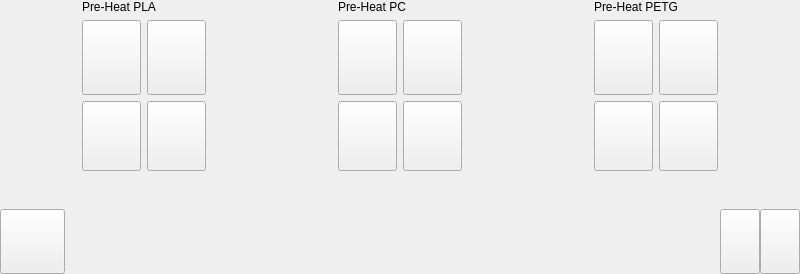
Qt form ClientApp/qt/notactiveprintwidget.ui (re3Dprinting/touchscreen) before a commit.
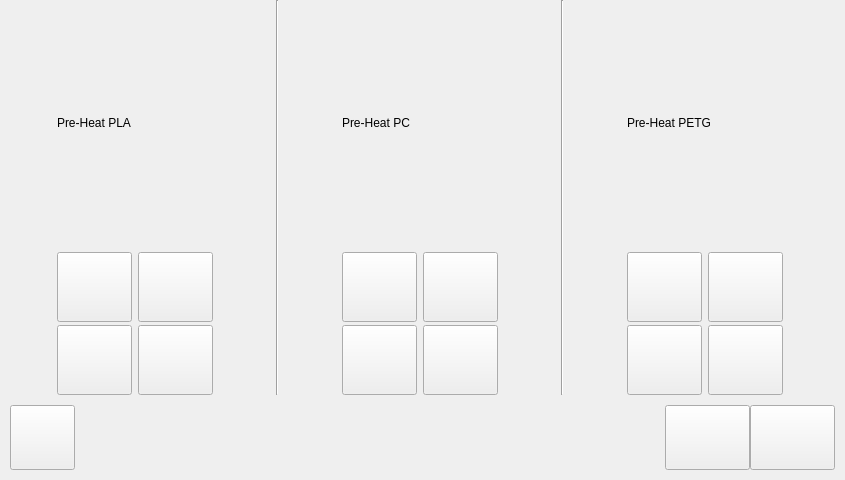
The same form after that commit. Icons and pictures are not drawn.

```diff
--- a/ClientApp/qt/notactiveprintwidget.ui
+++ b/ClientApp/qt/notactiveprintwidget.ui
@@ -7,7 +7,7 @@
     <x>0</x>
     <y>0</y>
     <width>800</width>
-    <height>274</height>
+    <height>480</height>
    </rect>
   </property>
   <property name="maximumSize">
@@ -37,6 +37,12 @@
    </property>
    <item>
     <layout class="QHBoxLayout" name="horizontalLayout_2">
+     <property name="leftMargin">
+      <number>10</number>
+     </property>
+     <property name="rightMargin">
+      <number>10</number>
+     </property>
      <item>
       <layout class="QVBoxLayout" name="verticalLayout">
        <property name="spacing">
@@ -45,7 +51,7 @@
        <item>
         <widget class="QLabel" name="PreheatPLA">
          <property name="sizePolicy">
-          <sizepolicy hsizetype="Minimum" vsizetype="Maximum">
+          <sizepolicy hsizetype="Minimum" vsizetype="Preferred">
            <horstretch>0</horstretch>
            <verstretch>0</verstretch>
           </sizepolicy>
@@ -60,9 +66,12 @@
        </item>
        <item>
         <layout class="QGridLayout" name="gridLayout">
-         <property name="spacing">
+         <property name="horizontalSpacing">
           <number>6</number>
          </property>
+         <property name="verticalSpacing">
+          <number>3</number>
+         </property>
          <item row="0" column="1">
           <widget class="QPushButton" name="w_pushbutton_m0_extruder1">
            <property name="sizePolicy">
@@ -73,8 +82,8 @@
            </property>
            <property name="minimumSize">
             <size>
-             <width>0</width>
-             <height>75</height>
+             <width>75</width>
+             <height>70</height>
             </size>
            </property>
            <property name="maximumSize">
@@ -116,7 +125,7 @@
            </property>
            <property name="minimumSize">
             <size>
-             <width>0</width>
+             <width>75</width>
              <height>70</height>
             </size>
            </property>
@@ -159,7 +168,7 @@
            </property>
            <property name="minimumSize">
             <size>
-             <width>0</width>
+             <width>75</width>
              <height>70</height>
             </size>
            </property>
@@ -202,8 +211,8 @@
            </property>
            <property name="minimumSize">
             <size>
-             <width>0</width>
-             <height>75</height>
+             <width>75</width>
+             <height>70</height>
             </size>
            </property>
            <property name="maximumSize">
@@ -240,20 +249,23 @@
       </layout>
      </item>
      <item>
-      <spacer name="horizontalSpacer_2">
-       <property name="orientation">
-        <enum>Qt::Horizontal</enum>
+      <widget class="Line" name="line">
+       <property name="sizePolicy">
+        <sizepolicy hsizetype="Maximum" vsizetype="Expanding">
+         <horstretch>0</horstretch>
+         <verstretch>0</verstretch>
+        </sizepolicy>
        </property>
-       <property name="sizeType">
-        <enum>QSizePolicy::Maximum</enum>
-       </property>
-       <property name="sizeHint" stdset="0">
+       <property name="minimumSize">
         <size>
-         <width>50</width>
-         <height>20</height>
+         <width>35</width>
+         <height>0</height>
         </size>
        </property>
-      </spacer>
+       <property name="orientation">
+        <enum>Qt::Vertical</enum>
+       </property>
+      </widget>
      </item>
      <item>
       <layout class="QVBoxLayout" name="verticalLayout_2">
@@ -263,7 +275,7 @@
        <item>
         <widget class="QLabel" name="PreheatPC">
          <property name="sizePolicy">
-          <sizepolicy hsizetype="Minimum" vsizetype="Maximum">
+          <sizepolicy hsizetype="Minimum" vsizetype="Preferred">
            <horstretch>0</horstretch>
            <verstretch>0</verstretch>
           </sizepolicy>
@@ -275,9 +287,12 @@
        </item>
        <item>
         <layout class="QGridLayout" name="gridLayout_2">
-         <property name="spacing">
+         <property name="horizontalSpacing">
           <number>6</number>
          </property>
+         <property name="verticalSpacing">
+          <number>3</number>
+         </property>
          <item row="0" column="0">
           <widget class="QPushButton" name="w_pushbutton_m1_extruder0">
            <property name="sizePolicy">
@@ -288,8 +303,8 @@
            </property>
            <property name="minimumSize">
             <size>
-             <width>0</width>
-             <height>75</height>
+             <width>75</width>
+             <height>70</height>
             </size>
            </property>
            <property name="maximumSize">
@@ -331,8 +346,8 @@
            </property>
            <property name="minimumSize">
             <size>
-             <width>0</width>
-             <height>75</height>
+             <width>75</width>
+             <height>70</height>
             </size>
            </property>
            <property name="maximumSize">
@@ -374,7 +389,7 @@
            </property>
            <property name="minimumSize">
             <size>
-             <width>0</width>
+             <width>75</width>
              <height>70</height>
             </size>
            </property>
@@ -417,7 +432,7 @@
            </property>
            <property name="minimumSize">
             <size>
-             <width>0</width>
+             <width>75</width>
              <height>70</height>
             </size>
            </property>
@@ -455,20 +470,23 @@
       </layout>
      </item>
      <item>
-      <spacer name="horizontalSpacer_3">
-       <property name="orientation">
-        <enum>Qt::Horizontal</enum>
+      <widget class="Line" name="line_2">
+       <property name="sizePolicy">
+        <sizepolicy hsizetype="Fixed" vsizetype="Expanding">
+         <horstretch>0</horstretch>
+         <verstretch>0</verstretch>
+        </sizepolicy>
        </property>
-       <property name="sizeType">
-        <enum>QSizePolicy::Maximum</enum>
-       </property>
-       <property name="sizeHint" stdset="0">
+       <property name="minimumSize">
         <size>
-         <width>50</width>
-         <height>20</height>
+         <width>35</width>
+         <height>0</height>
         </size>
        </property>
-      </spacer>
+       <property name="orientation">
+        <enum>Qt::Vertical</enum>
+       </property>
+      </widget>
      </item>
      <item>
       <layout class="QVBoxLayout" name="verticalLayout_3">
@@ -478,7 +496,7 @@
        <item>
         <widget class="QLabel" name="PreheatPETG">
          <property name="sizePolicy">
-          <sizepolicy hsizetype="Minimum" vsizetype="Maximum">
+          <sizepolicy hsizetype="Minimum" vsizetype="Preferred">
            <horstretch>0</horstretch>
            <verstretch>0</verstretch>
           </sizepolicy>
@@ -493,9 +511,12 @@
        </item>
        <item>
         <layout class="QGridLayout" name="gridLayout_3">
-         <property name="spacing">
+         <property name="horizontalSpacing">
           <number>6</number>
          </property>
+         <property name="verticalSpacing">
+          <number>3</number>
+         </property>
          <item row="0" column="1">
           <widget class="QPushButton" name="w_pushbutton_m2_extruder1">
            <property name="sizePolicy">
@@ -506,8 +527,8 @@
            </property>
            <property name="minimumSize">
             <size>
-             <width>0</width>
-             <height>75</height>
+             <width>75</width>
+             <height>70</height>
             </size>
            </property>
            <property name="maximumSize">
@@ -549,8 +570,8 @@
            </property>
            <property name="minimumSize">
             <size>
-             <width>0</width>
-             <height>75</height>
+             <width>75</width>
+             <height>70</height>
             </size>
            </property>
            <property name="maximumSize">
@@ -592,7 +613,7 @@
            </property>
            <property name="minimumSize">
             <size>
-             <width>0</width>
+             <width>75</width>
              <height>70</height>
             </size>
            </property>
@@ -635,7 +656,7 @@
            </property>
            <property name="minimumSize">
             <size>
-             <width>0</width>
+             <width>75</width>
              <height>70</height>
             </size>
            </property>
@@ -675,35 +696,22 @@
     </layout>
    </item>
    <item>
-    <spacer name="verticalSpacer">
-     <property name="orientation">
-      <enum>Qt::Vertical</enum>
-     </property>
-     <property name="sizeHint" stdset="0">
-      <size>
-       <width>20</width>
-       <height>27</height>
-      </size>
-     </property>
-    </spacer>
-   </item>
-   <item>
-    <widget class="QWidget" name="widget" native="true">
+    <widget class="QWidget" name="BottomBar" native="true">
      <layout class="QHBoxLayout" name="horizontalLayout_3">
       <property name="spacing">
        <number>0</number>
       </property>
       <property name="leftMargin">
-       <number>0</number>
+       <number>10</number>
       </property>
       <property name="topMargin">
-       <number>0</number>
+       <number>10</number>
       </property>
       <property name="rightMargin">
-       <number>0</number>
+       <number>10</number>
       </property>
       <property name="bottomMargin">
-       <number>0</number>
+       <number>10</number>
       </property>
       <item>
        <widget class="QPushButton" name="Back">
@@ -737,8 +745,8 @@
         </property>
         <property name="iconSize">
          <size>
-          <width>65</width>
-          <height>65</height>
+          <width>55</width>
+          <height>55</height>
          </size>
         </property>
        </widget>
@@ -754,19 +762,31 @@
         <property name="sizeHint" stdset="0">
          <size>
           <width>590</width>
-          <height>20</height>
+          <height>45</height>
          </size>
         </property>
        </spacer>
       </item>
       <item>
        <widget class="QPushButton" name="w_pushbutton_cooldown">
-        <property name="maximumSize">
+        <property name="sizePolicy">
+         <sizepolicy hsizetype="Maximum" vsizetype="Maximum">
+          <horstretch>0</horstretch>
+          <verstretch>0</verstretch>
+         </sizepolicy>
+        </property>
+        <property name="minimumSize">
          <size>
-          <width>65</width>
+          <width>85</width>
           <height>65</height>
          </size>
         </property>
+        <property name="maximumSize">
+         <size>
+          <width>16777215</width>
+          <height>16777215</height>
+         </size>
+        </property>
         <property name="text">
          <string/>
         </property>
@@ -776,20 +796,32 @@
         </property>
         <property name="iconSize">
          <size>
-          <width>65</width>
-          <height>65</height>
+          <width>55</width>
+          <height>55</height>
          </size>
         </property>
        </widget>
       </item>
       <item>
        <widget class="QPushButton" name="w_pushbutton_fan">
-        <property name="maximumSize">
+        <property name="sizePolicy">
+         <sizepolicy hsizetype="Maximum" vsizetype="Maximum">
+          <horstretch>0</horstretch>
+          <verstretch>0</verstretch>
+         </sizepolicy>
+        </property>
+        <property name="minimumSize">
          <size>
-          <width>65</width>
+          <width>85</width>
           <height>65</height>
          </size>
         </property>
+        <property name="maximumSize">
+         <size>
+          <width>16777215</width>
+          <height>16777215</height>
+         </size>
+        </property>
         <property name="text">
          <string/>
         </property>
```
